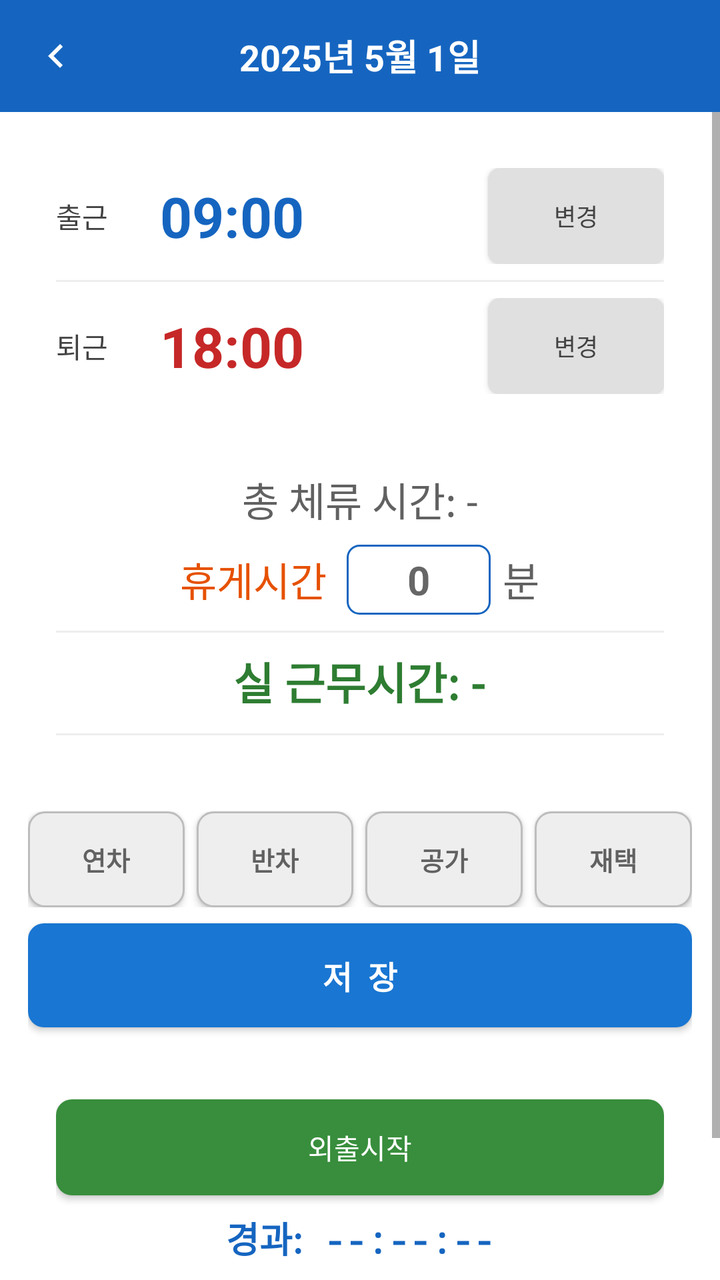
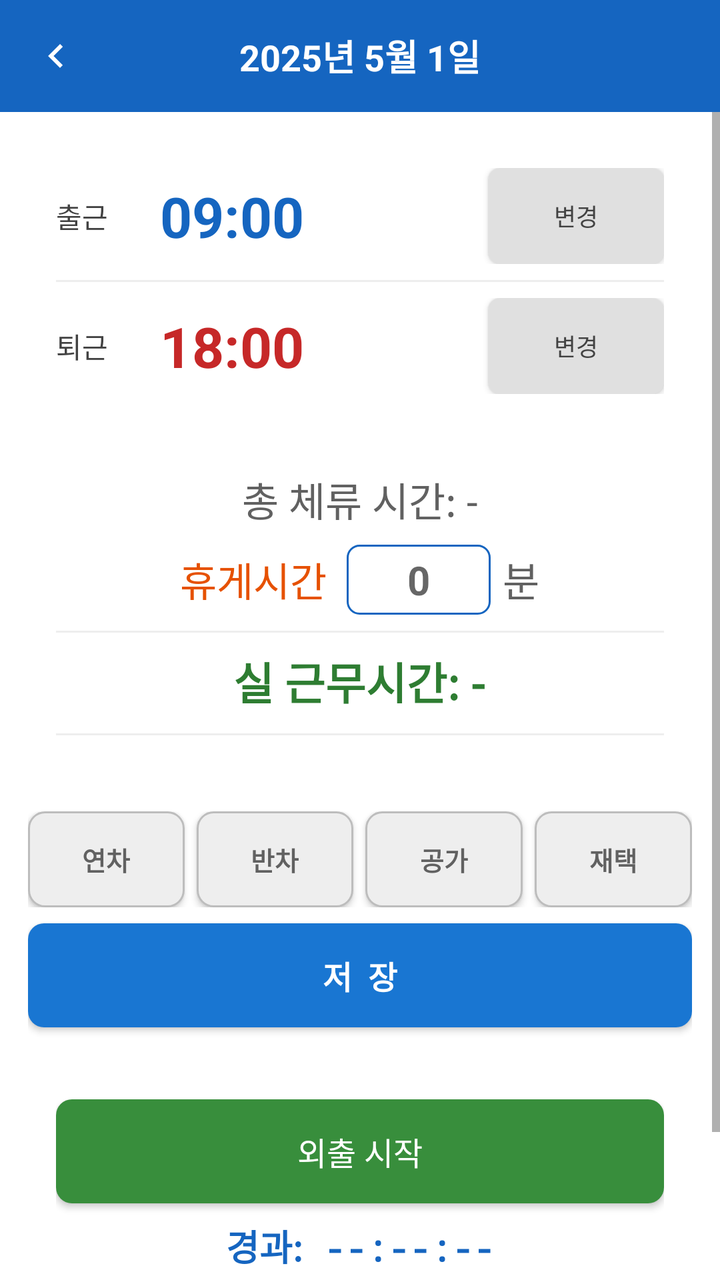

Two renders of the same Android screen: before a commit and after it. Below are the layout's source before the change and the commit's diff.
<!-- AndroidManifest.xml: application theme AppTheme -->
<!-- res/layout/activity_day_detail.xml -->
<?xml version="1.0" encoding="utf-8"?>
<LinearLayout xmlns:android="http://schemas.android.com/apk/res/android"
    android:id="@+id/root_day_detail"
    android:layout_width="match_parent"
    android:layout_height="match_parent"
    android:orientation="vertical"
    android:background="#FFFFFF">

    
    <LinearLayout
        android:layout_width="match_parent"
        android:layout_height="56dp"
        android:orientation="horizontal"
        android:gravity="center_vertical"
        android:background="#1565C0"
        android:padding="4dp">

        <ImageButton
            android:id="@+id/btn_close"
            android:layout_width="48dp"
            android:layout_height="48dp"
            android:src="@drawable/ic_arrow_left"
            android:background="?attr/selectableItemBackgroundBorderless"
            android:contentDescription="닫기"
            android:padding="4dp"
            android:tint="#FFFFFF" />

        <TextView
            android:id="@+id/tv_detail_date"
            android:layout_width="0dp"
            android:layout_height="wrap_content"
            android:layout_weight="1"
            android:textSize="18sp"
            android:textColor="#FFFFFF"
            android:textStyle="bold"
            android:gravity="center"
            android:text="2025년 5월 1일" />

        
        <View
            android:layout_width="48dp"
            android:layout_height="48dp" />
    </LinearLayout>

    <ScrollView
        android:id="@+id/scroll_day_detail"
        android:layout_width="match_parent"
        android:layout_height="0dp"
        android:layout_weight="1"
        android:background="#FFFFFF">

    <LinearLayout
        android:layout_width="match_parent"
        android:layout_height="wrap_content"
        android:orientation="vertical"
        android:padding="14dp"
        android:background="#FFFFFF">

        
        <LinearLayout
            android:id="@+id/layout_time_card"
            android:layout_width="match_parent"
            android:layout_height="wrap_content"
            android:orientation="vertical"
            android:background="#FFFFFF"
            android:padding="14dp"
            android:layout_marginBottom="10dp">

            
            <LinearLayout
                android:layout_width="match_parent"
                android:layout_height="wrap_content"
                android:orientation="horizontal"
                android:gravity="center_vertical"
                android:layout_marginBottom="8dp">

                <TextView
                    android:layout_width="52dp"
                    android:layout_height="wrap_content"
                    android:text="출근"
                    android:textSize="14sp"
                    android:textColor="#424242" />

                <TextView
                    android:id="@+id/tv_start_time"
                    android:layout_width="0dp"
                    android:layout_height="wrap_content"
                    android:layout_weight="1"
                    android:textSize="28sp"
                    android:textColor="#1565C0"
                    android:textStyle="bold"
                    android:text="09:00" />

                <Button
                    android:id="@+id/btn_checkin"
                    android:layout_width="wrap_content"
                    android:layout_height="wrap_content"
                    android:text="출근"
                    android:textSize="12sp"
                    android:background="@drawable/bg_checkin_button"
                    android:textColor="#FFFFFF"
                    android:paddingLeft="12dp"
                    android:paddingRight="12dp"
                    android:layout_marginEnd="4dp"
                    android:visibility="gone" />

                <Button
                    android:id="@+id/btn_edit_start"
                    android:layout_width="wrap_content"
                    android:layout_height="wrap_content"
                    android:text="변경"
                    android:textSize="12sp"
                    android:background="@drawable/bg_primary_button"
                    android:textColor="#424242"
                    android:paddingLeft="14dp"
                    android:paddingRight="14dp" />
            </LinearLayout>

            <View android:layout_width="match_parent" android:layout_height="1dp"
                android:background="#EEEEEE"/>

            
            <LinearLayout
                android:layout_width="match_parent"
                android:layout_height="wrap_content"
                android:orientation="horizontal"
                android:gravity="center_vertical"
                android:layout_marginTop="8dp">

                <TextView
                    android:layout_width="52dp"
                    android:layout_height="wrap_content"
                    android:text="퇴근"
                    android:textSize="14sp"
                    android:textColor="#424242" />

                <TextView
                    android:id="@+id/tv_end_time"
                    android:layout_width="0dp"
                    android:layout_height="wrap_content"
                    android:layout_weight="1"
                    android:textSize="28sp"
                    android:textColor="#C62828"
                    android:textStyle="bold"
                    android:text="18:00" />

                <Button
                    android:id="@+id/btn_checkout"
                    android:layout_width="wrap_content"
                    android:layout_height="wrap_content"
                    android:text="퇴근"
                    android:textSize="12sp"
                    android:background="@drawable/bg_checkout_button"
                    android:textColor="#FFFFFF"
                    android:paddingLeft="12dp"
                    android:paddingRight="12dp"
                    android:layout_marginEnd="4dp"
                    android:visibility="gone" />

                <Button
                    android:id="@+id/btn_edit_end"
                    android:layout_width="wrap_content"
                    android:layout_height="wrap_content"
                    android:text="변경"
                    android:textSize="12sp"
                    android:background="@drawable/bg_primary_button"
                    android:textColor="#424242"
                    android:paddingLeft="14dp"
                    android:paddingRight="14dp" />
            </LinearLayout>
        </LinearLayout>

        
        <LinearLayout
            android:id="@+id/layout_calc_card"
            android:layout_width="match_parent"
            android:layout_height="wrap_content"
            android:orientation="vertical"
            android:background="#FFFFFF"
            android:padding="14dp"
            android:layout_marginBottom="16dp">

            <TextView
                android:id="@+id/tv_raw_work"
                android:layout_width="match_parent"
                android:layout_height="wrap_content"
                android:textSize="20sp"
                android:textColor="#616161"
                android:gravity="center"
                android:layout_marginBottom="8dp"
                android:text="총 체류 시간: -" />

            
            <LinearLayout
                android:layout_width="match_parent"
                android:layout_height="wrap_content"
                android:orientation="horizontal"
                android:gravity="center"
                android:layout_marginBottom="8dp">

                <TextView
                    android:layout_width="wrap_content"
                    android:layout_height="wrap_content"
                    android:text="휴게시간"
                    android:textSize="20sp"
                    android:textColor="#E65100" />

                <EditText
                    android:id="@+id/et_break_minutes"
                    android:layout_width="72dp"
                    android:layout_height="wrap_content"
                    android:layout_marginLeft="10dp"
                    android:inputType="number"
                    android:textSize="20sp"
                    android:textColor="#E65100"
                    android:textStyle="bold"
                    android:gravity="center"
                    android:maxLength="3"
                    android:hint="0"
                    android:background="@drawable/bg_outlined_button"
                    android:paddingTop="4dp"
                    android:paddingBottom="4dp" />

                <TextView
                    android:layout_width="wrap_content"
                    android:layout_height="wrap_content"
                    android:layout_marginLeft="6dp"
                    android:text="분"
                    android:textSize="20sp"
                    android:textColor="#616161" />

            </LinearLayout>

            <View android:layout_width="match_parent" android:layout_height="1dp"
                android:background="#EEEEEE" android:layout_marginBottom="8dp"/>

            <TextView
                android:id="@+id/tv_net_work"
                android:layout_width="match_parent"
                android:layout_height="wrap_content"
                android:textSize="22sp"
                android:textStyle="bold"
                android:textColor="#2E7D32"
                android:gravity="center"
                android:text="실 근무시간: -" />

            <View android:layout_width="match_parent" android:layout_height="1dp"
                android:background="#EEEEEE"
                android:layout_marginTop="10dp" android:layout_marginBottom="8dp"/>

            
            <LinearLayout
                android:id="@+id/ll_seg_container"
                android:layout_width="match_parent"
                android:layout_height="wrap_content"
                android:orientation="vertical"
                android:visibility="gone">

                <LinearLayout
                    android:id="@+id/ll_seg_weekday_night"
                    android:layout_width="match_parent"
                    android:layout_height="wrap_content"
                    android:orientation="horizontal"
                    android:gravity="center_vertical"
                    android:layout_marginBottom="4dp"
                    android:visibility="gone">
                    <TextView
                        android:layout_width="68dp"
                        android:layout_height="wrap_content"
                        android:text="평일야간"
                        android:textSize="12sp"
                        android:textColor="#424242" />
                    <TextView
                        android:id="@+id/tv_seg_weekday_night"
                        android:layout_width="0dp"
                        android:layout_height="wrap_content"
                        android:layout_weight="1"
                        android:textSize="12sp"
                        android:textStyle="bold"
                        android:textColor="#5C6BC0" />
                </LinearLayout>

                <LinearLayout
                    android:id="@+id/ll_seg_holiday_day"
                    android:layout_width="match_parent"
                    android:layout_height="wrap_content"
                    android:orientation="horizontal"
                    android:gravity="center_vertical"
                    android:layout_marginBottom="4dp"
                    android:visibility="gone">
                    <TextView
                        android:layout_width="68dp"
                        android:layout_height="wrap_content"
                        android:text="휴일주간"
                        android:textSize="12sp"
                        android:textColor="#424242" />
                    <TextView
                        android:id="@+id/tv_seg_holiday_day"
                        android:layout_width="0dp"
                        android:layout_height="wrap_content"
                        android:layout_weight="1"
                        android:textSize="12sp"
                        android:textStyle="bold"
                        android:textColor="#E65100" />
                </LinearLayout>

                <LinearLayout
                    android:id="@+id/ll_seg_holiday_night"
                    android:layout_width="match_parent"
                    android:layout_height="wrap_content"
                    android:orientation="horizontal"
                    android:gravity="center_vertical"
                    android:visibility="gone">
                    <TextView
                        android:layout_width="68dp"
                        android:layout_height="wrap_content"
                        android:text="휴일야간"
                        android:textSize="12sp"
                        android:textColor="#424242" />
                    <TextView
                        android:id="@+id/tv_seg_holiday_night"
                        android:layout_width="0dp"
                        android:layout_height="wrap_content"
                        android:layout_weight="1"
                        android:textSize="12sp"
                        android:textStyle="bold"
                        android:textColor="#B71C1C" />
                </LinearLayout>
            </LinearLayout>
        </LinearLayout>

        
        <TextView
            android:id="@+id/tv_annual_note"
            android:layout_width="match_parent"
            android:layout_height="wrap_content"
            android:text=""
            android:textSize="12sp"
            android:textColor="#C62828"
            android:gravity="center"
            android:layout_marginBottom="6dp"
            android:visibility="gone" />

        
        <LinearLayout
            android:layout_width="match_parent"
            android:layout_height="wrap_content"
            android:orientation="horizontal"
            android:layout_marginBottom="8dp">

            <Button
                android:id="@+id/btn_annual_leave"
                android:layout_width="0dp"
                android:layout_height="48dp"
                android:layout_weight="1"
                android:text="연차"
                android:textSize="13sp"
                android:textColor="#616161"
                android:textStyle="bold"
                android:background="@drawable/bg_leave_inactive"
                android:layout_marginEnd="3dp" />

            <Button
                android:id="@+id/btn_half_leave"
                android:layout_width="0dp"
                android:layout_height="48dp"
                android:layout_weight="1"
                android:text="반차"
                android:textSize="13sp"
                android:textColor="#616161"
                android:textStyle="bold"
                android:background="@drawable/bg_leave_inactive"
                android:layout_marginStart="3dp"
                android:layout_marginEnd="3dp" />

            <Button
                android:id="@+id/btn_public_leave"
                android:layout_width="0dp"
                android:layout_height="48dp"
                android:layout_weight="1"
                android:text="공가"
                android:textSize="13sp"
                android:textColor="#616161"
                android:textStyle="bold"
                android:background="@drawable/bg_leave_inactive"
                android:layout_marginStart="3dp"
                android:layout_marginEnd="3dp" />

            <Button
                android:id="@+id/btn_remote_work"
                android:layout_width="0dp"
                android:layout_height="48dp"
                android:layout_weight="1"
                android:text="재택"
                android:textSize="13sp"
                android:textColor="#616161"
                android:textStyle="bold"
                android:background="@drawable/bg_leave_inactive"
                android:layout_marginStart="3dp" />
        </LinearLayout>

        
        <Button
            android:id="@+id/btn_save"
            android:layout_width="match_parent"
            android:layout_height="52dp"
            android:text="저  장"
            android:textSize="16sp"
            android:textColor="#FFFFFF"
            android:textStyle="bold"
            android:background="@drawable/bg_save_button"
            android:layout_marginBottom="10dp" />

        
        <Button
            android:id="@+id/btn_delete"
            android:layout_width="match_parent"
            android:layout_height="46dp"
            android:text="오늘 등록 초기화"
            android:textSize="13sp"
            android:textColor="#C62828"
            android:background="@drawable/bg_delete_button"
            android:visibility="gone" />

        
        <LinearLayout
            android:id="@+id/ll_outing_card"
            android:layout_width="match_parent"
            android:layout_height="wrap_content"
            android:orientation="vertical"
            android:background="#FFFFFF"
            android:padding="14dp"
            android:layout_marginTop="12dp">

            <Button
                android:id="@+id/btn_outing_toggle"
                android:layout_width="match_parent"
                android:layout_height="48dp"
                android:text="외출시작"
                android:textSize="14sp"
                android:textColor="#FFFFFF"
                android:background="@drawable/bg_checkin_button"
                android:layout_marginBottom="8dp" />

            <TextView
                android:id="@+id/tv_outing_elapsed"
                android:layout_width="match_parent"
                android:layout_height="wrap_content"
                android:text="경과: --:--:--"
                android:textSize="18sp"
                android:textStyle="bold"
                android:textColor="#1565C0"
                android:fontFamily="monospace"
                android:gravity="center"
                android:layout_marginBottom="4dp" />

            <TextView
                android:id="@+id/tv_outing_total"
                android:layout_width="match_parent"
                android:layout_height="wrap_content"
                android:text="일 누적: --"
                android:textSize="13sp"
                android:textColor="#616161"
                android:gravity="center"
                android:layout_marginBottom="8dp" />

            <View android:layout_width="match_parent" android:layout_height="1dp"
                android:background="#EEEEEE" android:layout_marginBottom="8dp"/>

            
            <LinearLayout
                android:layout_width="match_parent"
                android:layout_height="wrap_content"
                android:orientation="horizontal"
                android:layout_marginBottom="4dp">

                <TextView android:layout_width="0dp" android:layout_height="wrap_content"
                    android:layout_weight="1" android:text="시작"
                    android:textSize="11sp" android:textStyle="bold"
                    android:textColor="#424242" android:gravity="center" />

                <TextView android:layout_width="0dp" android:layout_height="wrap_content"
                    android:layout_weight="1" android:text="종료"
                    android:textSize="11sp" android:textStyle="bold"
                    android:textColor="#424242" android:gravity="center" />

                <TextView android:layout_width="0dp" android:layout_height="wrap_content"
                    android:layout_weight="1" android:text="외출시간"
                    android:textSize="11sp" android:textStyle="bold"
                    android:textColor="#424242" android:gravity="center" />

                <TextView android:layout_width="52dp" android:layout_height="wrap_content"
                    android:text="삭제" android:textSize="11sp" android:textStyle="bold"
                    android:textColor="#424242" android:gravity="center" />
            </LinearLayout>

            
            <LinearLayout
                android:id="@+id/ll_outing_rows"
                android:layout_width="match_parent"
                android:layout_height="wrap_content"
                android:orientation="vertical" />
        </LinearLayout>

    </LinearLayout>
    </ScrollView>

</LinearLayout>
<!-- resources referenced by this layout -->
<resources>
  <!-- drawable bg_checkin_button (drawable) -->
  <?xml version="1.0" encoding="utf-8"?>
  <shape xmlns:android="http://schemas.android.com/apk/res/android"
      android:shape="rectangle">
      <solid android:color="#388E3C" />
      <corners android:radius="8dp" />
  </shape>
  <!-- drawable bg_checkout_button (drawable) -->
  <?xml version="1.0" encoding="utf-8"?>
  <shape xmlns:android="http://schemas.android.com/apk/res/android"
      android:shape="rectangle">
      <solid android:color="#C62828" />
      <corners android:radius="8dp" />
  </shape>
  <!-- drawable bg_delete_button (drawable) -->
  <?xml version="1.0" encoding="utf-8"?>
  <shape xmlns:android="http://schemas.android.com/apk/res/android"
      android:shape="rectangle">
      <solid android:color="#FFFFFF" />
      <stroke android:width="1dp" android:color="#C62828" />
      <corners android:radius="8dp" />
  </shape>
  <!-- drawable bg_leave_inactive (drawable) -->
  <?xml version="1.0" encoding="utf-8"?>
  <shape xmlns:android="http://schemas.android.com/apk/res/android"
      android:shape="rectangle">
      <solid android:color="#EEEEEE" />
      <stroke android:width="1dp" android:color="#BDBDBD" />
      <corners android:radius="8dp" />
  </shape>
  <!-- drawable bg_outlined_button (drawable) -->
  <?xml version="1.0" encoding="utf-8"?>
  <shape xmlns:android="http://schemas.android.com/apk/res/android"
      android:shape="rectangle">
      <solid android:color="#FFFFFF" />
      <stroke android:width="1dp" android:color="#1565C0" />
      <corners android:radius="6dp" />
  </shape>
  <!-- drawable bg_primary_button (drawable) -->
  <?xml version="1.0" encoding="utf-8"?>
  <shape xmlns:android="http://schemas.android.com/apk/res/android"
      android:shape="rectangle">
      <solid android:color="#E0E0E0" />
      <corners android:radius="6dp" />
  </shape>
  <!-- drawable bg_save_button (drawable) -->
  <?xml version="1.0" encoding="utf-8"?>
  <shape xmlns:android="http://schemas.android.com/apk/res/android"
      android:shape="rectangle">
      <solid android:color="#1976D2" />
      <corners android:radius="8dp" />
  </shape>
  <!-- drawable ic_arrow_left (drawable) -->
  <?xml version="1.0" encoding="utf-8"?>
  <vector xmlns:android="http://schemas.android.com/apk/res/android"
      android:width="24dp"
      android:height="24dp"
      android:viewportWidth="24"
      android:viewportHeight="24">
      <path
          android:fillColor="#FFFFFF"
          android:pathData="M15.41,16.59L10.83,12l4.58,-4.59L14,6l-6,6 6,6 1.41,-1.41z" />
  </vector>
  <style name="AppTheme" parent="Theme.AppCompat.Light.NoActionBar">
          <item name="colorPrimary">@color/colorPrimary</item>
          <item name="colorPrimaryDark">@color/colorPrimaryDark</item>
          <item name="colorAccent">@color/colorAccent</item>
      </style>
  <color name="colorPrimary">#1565C0</color>
  <color name="colorPrimaryDark">#0D47A1</color>
  <color name="colorAccent">#E65100</color>
</resources>

<!-- the commit's change to res/layout/activity_day_detail.xml (unified diff, before → after) -->
@@ -435,9 +435,9 @@
             <Button
                 android:id="@+id/btn_outing_toggle"
                 android:layout_width="match_parent"
-                android:layout_height="48dp"
-                android:text="외출시작"
-                android:textSize="14sp"
+                android:layout_height="52dp"
+                android:text="외출 시작"
+                android:textSize="16sp"
                 android:textColor="#FFFFFF"
                 android:background="@drawable/bg_checkin_button"
                 android:layout_marginBottom="8dp" />
